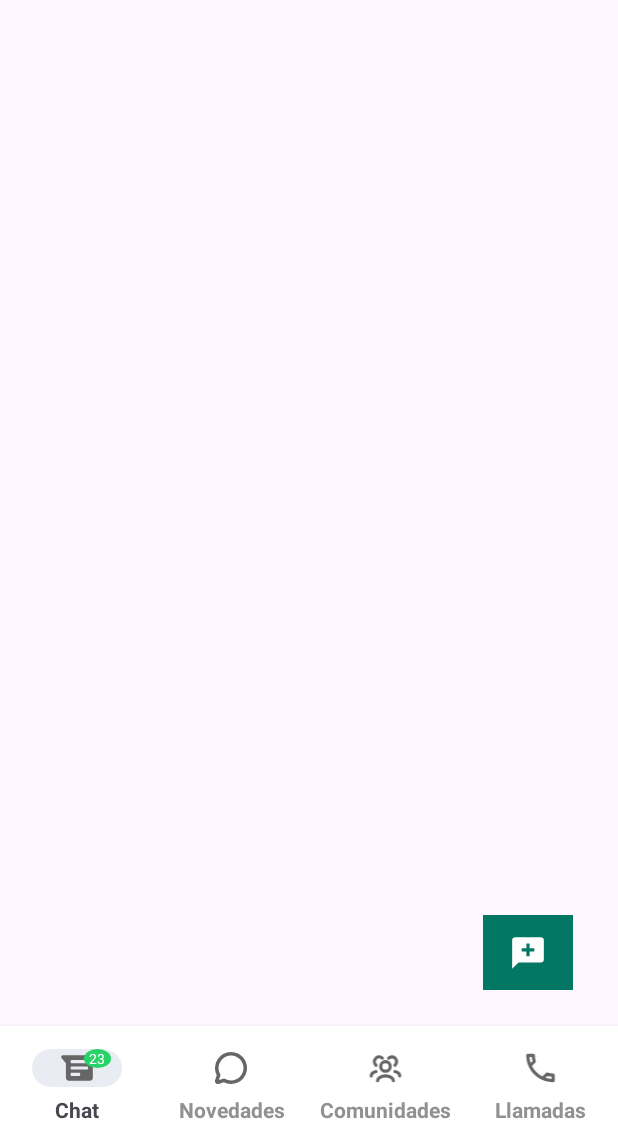
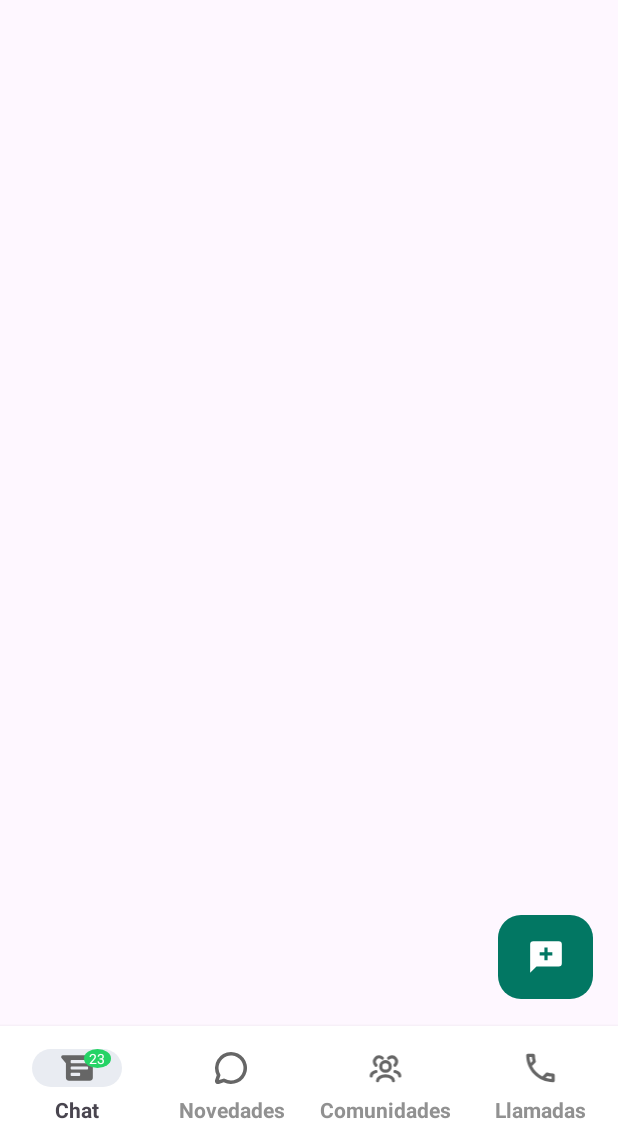
Before and after one commit to RafaelMurrieta/WhatsApp-copy, an Android app: the layout activity_main.xml on its own in the app's theme, with its tools: preview values and no code run, on a phone screen of 412 x 824 dp, the part 90-1236 px from its top. Run offline under Robolectric (Android 15) with nearby library versions, the phone set to English and light mode, and no system bars.

Commit message:
Componente fijado

```diff
--- /dev/null
+++ b/app/src/main/res/drawable/rectangulo.xml
@@ -0,0 +1,7 @@
+<shape xmlns:android="http://schemas.android.com/apk/res/android"
+    android:shape="rectangle">
+    <solid android:color="@color/colorPrimaryDark" />
+    <corners android:radius="15dp" />
+    <stroke
+        android:color="@android:color/transparent" />
+</shape>
--- a/app/src/main/res/layout/activity_main.xml
+++ b/app/src/main/res/layout/activity_main.xml
@@ -181,13 +181,13 @@
 
     <ImageButton
         android:id="@+id/imageButton"
-        android:layout_width="60dp"
-        android:layout_height="50dp"
-        android:layout_marginBottom="24dp"
-        android:background="@color/colorPrimaryDark"
+        android:layout_width="63dp"
+        android:layout_height="56dp"
+        android:layout_marginBottom="18dp"
+        android:background="@drawable/rectangulo"
         app:layout_constraintBottom_toTopOf="@+id/linearLayout"
         app:layout_constraintEnd_toEndOf="parent"
-        app:layout_constraintHorizontal_bias="0.914"
+        app:layout_constraintHorizontal_bias="0.953"
         app:layout_constraintStart_toStartOf="parent"
         app:srcCompat="@drawable/mdimessageplus" />
 
--- a/app/src/main/res/values/strings.xml
+++ b/app/src/main/res/values/strings.xml
@@ -1,3 +1,3 @@
 <resources>
-    <string name="app_name">Whatsap</string>
+    <string name="app_name">WhatsApp</string>
 </resources>
```
Also changed, not shown: app/src/main/java/com/murrydev/whatsap/ListAdapter.java (+30 -3 lines), app/src/main/java/com/murrydev/whatsap/ListElement.java (+18 -2 lines), app/src/main/java/com/murrydev/whatsap/MainActivity.java (+12 -12 lines), app/src/main/res/drawable/setmsj.xml (added, +9 -0 lines), app/src/main/res/layout/chats.xml (+20 -7 lines).
